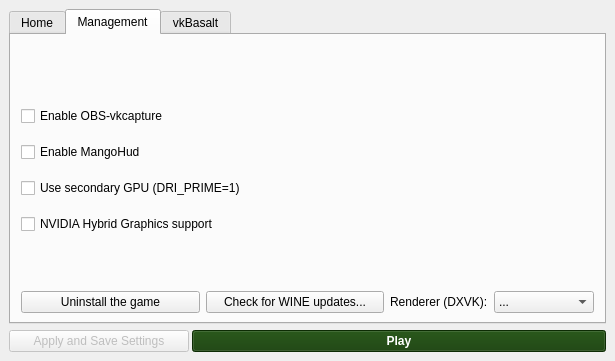
Above: src/installer.ui from polkaulfield/lol-for-linux-installer before the change. Below: the same form after it.
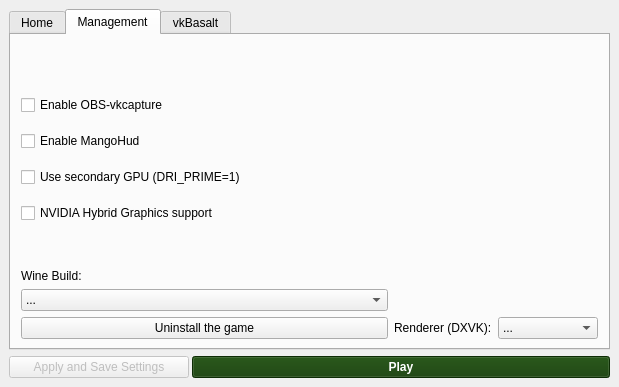
That is the form after the change. The open tabs and pages were chosen to show the change. Icons and pictures are not drawn.

Commit message:
Add a Wine build selector.
And also remove the update system, it was garbage anyway, now people can just select manually one of the builds available.

```diff
--- a/src/installer.ui
+++ b/src/installer.ui
@@ -9,8 +9,8 @@
    <rect>
     <x>0</x>
     <y>0</y>
-    <width>615</width>
-    <height>361</height>
+    <width>619</width>
+    <height>387</height>
    </rect>
   </property>
   <property name="sizePolicy">
@@ -542,106 +542,7 @@
                  <string>Management</string>
                 </attribute>
                 <layout class="QGridLayout" name="gridLayout_3">
-                 <item row="7" column="1">
-                  <layout class="QHBoxLayout" name="horizontalLayout_7">
-                   <item>
-                    <widget class="QPushButton" name="uninstallLeaguebutton">
-                     <property name="sizePolicy">
-                      <sizepolicy hsizetype="MinimumExpanding" vsizetype="Preferred">
-                       <horstretch>0</horstretch>
-                       <verstretch>0</verstretch>
-                      </sizepolicy>
-                     </property>
-                     <property name="toolTip">
-                      <string>&lt;html&gt;&lt;head/&gt;&lt;body&gt;&lt;p&gt;This removes the game completely.&lt;/p&gt;&lt;p&gt;&lt;br/&gt;&lt;/p&gt;&lt;p&gt;WARNING:&lt;/p&gt;&lt;p&gt;No window asking for confirmation will appear&lt;/p&gt;&lt;/body&gt;&lt;/html&gt;</string>
-                     </property>
-                     <property name="autoFillBackground">
-                      <bool>false</bool>
-                     </property>
-                     <property name="text">
-                      <string>Uninstall the game</string>
-                     </property>
-                     <property name="icon">
-                      <iconset theme="edit-delete">
-                       <normaloff>.</normaloff>.</iconset>
-                     </property>
-                     <property name="checkable">
-                      <bool>false</bool>
-                     </property>
-                    </widget>
-                   </item>
-                   <item>
-                    <widget class="QPushButton" name="checkWineupdates">
-                     <property name="sizePolicy">
-                      <sizepolicy hsizetype="MinimumExpanding" vsizetype="Preferred">
-                       <horstretch>0</horstretch>
-                       <verstretch>0</verstretch>
-                      </sizepolicy>
-                     </property>
-                     <property name="text">
-                      <string>Check for WINE updates...</string>
-                     </property>
-                     <property name="icon">
-                      <iconset theme="view-refresh">
-                       <normaloff>.</normaloff>.</iconset>
-                     </property>
-                    </widget>
-                   </item>
-                  </layout>
-                 </item>
-                 <item row="7" column="3">
-                  <widget class="QComboBox" name="rendererCombobox">
-                   <property name="enabled">
-                    <bool>true</bool>
-                   </property>
-                   <property name="sizePolicy">
-                    <sizepolicy hsizetype="Maximum" vsizetype="Maximum">
-                     <horstretch>0</horstretch>
-                     <verstretch>0</verstretch>
-                    </sizepolicy>
-                   </property>
-                   <property name="toolTip">
-                    <string>You dont need to reinstall every time.</string>
-                   </property>
-                   <item>
-                    <property name="text">
-                     <string>...</string>
-                    </property>
-                   </item>
-                   <item>
-                    <property name="text">
-                     <string>DXVK 2.2</string>
-                    </property>
-                   </item>
-                   <item>
-                    <property name="text">
-                     <string>DXVK 2.1</string>
-                    </property>
-                   </item>
-                   <item>
-                    <property name="text">
-                     <string>DXVK 1.10.3</string>
-                    </property>
-                   </item>
-                  </widget>
-                 </item>
-                 <item row="7" column="0">
-                  <spacer name="horizontalSpacer_20">
-                   <property name="orientation">
-                    <enum>Qt::Horizontal</enum>
-                   </property>
-                   <property name="sizeType">
-                    <enum>QSizePolicy::Minimum</enum>
-                   </property>
-                   <property name="sizeHint" stdset="0">
-                    <size>
-                     <width>1</width>
-                     <height>20</height>
-                    </size>
-                   </property>
-                  </spacer>
-                 </item>
-                 <item row="7" column="2">
+                 <item row="9" column="2">
                   <widget class="QLabel" name="labelrenderer">
                    <property name="sizePolicy">
                     <sizepolicy hsizetype="Minimum" vsizetype="Minimum">
@@ -654,22 +555,6 @@
                    </property>
                   </widget>
                  </item>
-                 <item row="7" column="4">
-                  <spacer name="horizontalSpacer_21">
-                   <property name="orientation">
-                    <enum>Qt::Horizontal</enum>
-                   </property>
-                   <property name="sizeType">
-                    <enum>QSizePolicy::Minimum</enum>
-                   </property>
-                   <property name="sizeHint" stdset="0">
-                    <size>
-                     <width>1</width>
-                     <height>20</height>
-                    </size>
-                   </property>
-                  </spacer>
-                 </item>
                  <item row="1" column="1">
                   <layout class="QVBoxLayout" name="verticalLayout_9">
                    <property name="topMargin">
@@ -841,6 +726,22 @@
                    </item>
                   </layout>
                  </item>
+                 <item row="9" column="0">
+                  <spacer name="horizontalSpacer_20">
+                   <property name="orientation">
+                    <enum>Qt::Horizontal</enum>
+                   </property>
+                   <property name="sizeType">
+                    <enum>QSizePolicy::Minimum</enum>
+                   </property>
+                   <property name="sizeHint" stdset="0">
+                    <size>
+                     <width>1</width>
+                     <height>20</height>
+                    </size>
+                   </property>
+                  </spacer>
+                 </item>
                  <item row="2" column="1">
                   <spacer name="verticalSpacer_2">
                    <property name="orientation">
@@ -854,6 +755,40 @@
                    </property>
                   </spacer>
                  </item>
+                 <item row="6" column="1">
+                  <widget class="QComboBox" name="winebuildcombobox">
+                   <property name="sizePolicy">
+                    <sizepolicy hsizetype="Preferred" vsizetype="Preferred">
+                     <horstretch>0</horstretch>
+                     <verstretch>0</verstretch>
+                    </sizepolicy>
+                   </property>
+                   <property name="toolTip">
+                    <string>&lt;html&gt;&lt;head/&gt;&lt;body&gt;&lt;p&gt;You dont need to reinstall every time, the last build downloaded will be used (or the default one)&lt;/p&gt;&lt;/body&gt;&lt;/html&gt;</string>
+                   </property>
+                   <item>
+                    <property name="text">
+                     <string>...</string>
+                    </property>
+                   </item>
+                  </widget>
+                 </item>
+                 <item row="9" column="4">
+                  <spacer name="horizontalSpacer_21">
+                   <property name="orientation">
+                    <enum>Qt::Horizontal</enum>
+                   </property>
+                   <property name="sizeType">
+                    <enum>QSizePolicy::Minimum</enum>
+                   </property>
+                   <property name="sizeHint" stdset="0">
+                    <size>
+                     <width>1</width>
+                     <height>20</height>
+                    </size>
+                   </property>
+                  </spacer>
+                 </item>
                  <item row="0" column="1">
                   <spacer name="verticalSpacer_4">
                    <property name="orientation">
@@ -867,6 +802,91 @@
                    </property>
                   </spacer>
                  </item>
+                 <item row="9" column="1">
+                  <layout class="QHBoxLayout" name="horizontalLayout_7">
+                   <item>
+                    <widget class="QPushButton" name="uninstallLeaguebutton">
+                     <property name="sizePolicy">
+                      <sizepolicy hsizetype="MinimumExpanding" vsizetype="Preferred">
+                       <horstretch>0</horstretch>
+                       <verstretch>0</verstretch>
+                      </sizepolicy>
+                     </property>
+                     <property name="toolTip">
+                      <string>&lt;html&gt;&lt;head/&gt;&lt;body&gt;&lt;p&gt;This removes the game completely.&lt;/p&gt;&lt;p&gt;&lt;br/&gt;&lt;/p&gt;&lt;p&gt;WARNING:&lt;/p&gt;&lt;p&gt;No window asking for confirmation will appear&lt;/p&gt;&lt;/body&gt;&lt;/html&gt;</string>
+                     </property>
+                     <property name="autoFillBackground">
+                      <bool>false</bool>
+                     </property>
+                     <property name="text">
+                      <string>Uninstall the game</string>
+                     </property>
+                     <property name="icon">
+                      <iconset theme="edit-delete">
+                       <normaloff>.</normaloff>.</iconset>
+                     </property>
+                     <property name="checkable">
+                      <bool>false</bool>
+                     </property>
+                    </widget>
+                   </item>
+                  </layout>
+                 </item>
+                 <item row="9" column="3">
+                  <widget class="QComboBox" name="rendererCombobox">
+                   <property name="enabled">
+                    <bool>true</bool>
+                   </property>
+                   <property name="sizePolicy">
+                    <sizepolicy hsizetype="Fixed" vsizetype="Fixed">
+                     <horstretch>0</horstretch>
+                     <verstretch>0</verstretch>
+                    </sizepolicy>
+                   </property>
+                   <property name="maximumSize">
+                    <size>
+                     <width>100</width>
+                     <height>50</height>
+                    </size>
+                   </property>
+                   <property name="toolTip">
+                    <string>You dont need to reinstall every time.</string>
+                   </property>
+                   <item>
+                    <property name="text">
+                     <string>...</string>
+                    </property>
+                   </item>
+                   <item>
+                    <property name="text">
+                     <string>DXVK 2.2</string>
+                    </property>
+                   </item>
+                   <item>
+                    <property name="text">
+                     <string>DXVK 2.1</string>
+                    </property>
+                   </item>
+                   <item>
+                    <property name="text">
+                     <string>DXVK 1.10.3</string>
+                    </property>
+                   </item>
+                  </widget>
+                 </item>
+                 <item row="5" column="1">
+                  <widget class="QLabel" name="winebuildselectorlabel">
+                   <property name="sizePolicy">
+                    <sizepolicy hsizetype="Fixed" vsizetype="Minimum">
+                     <horstretch>0</horstretch>
+                     <verstretch>0</verstretch>
+                    </sizepolicy>
+                   </property>
+                   <property name="text">
+                    <string>Wine Build:</string>
+                   </property>
+                  </widget>
+                 </item>
                 </layout>
                </widget>
                <widget class="QWidget" name="tabvkbasalt">
```
Left out of the diff: 5 changed lines with no effect on the pictures. The commit also changes 2 other files.
